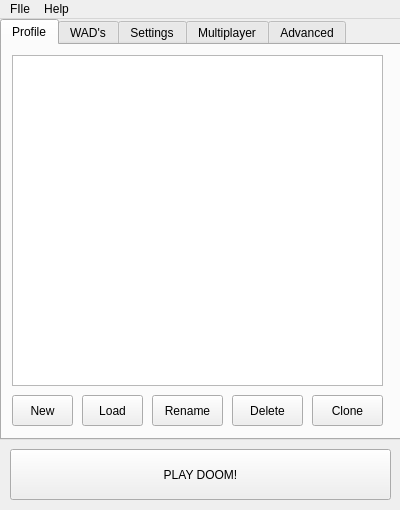
This is scr/mainwindow.ui in VolkMilit/ChickenLauncher as Qt 5 draws it before an edit. The edited form follows.
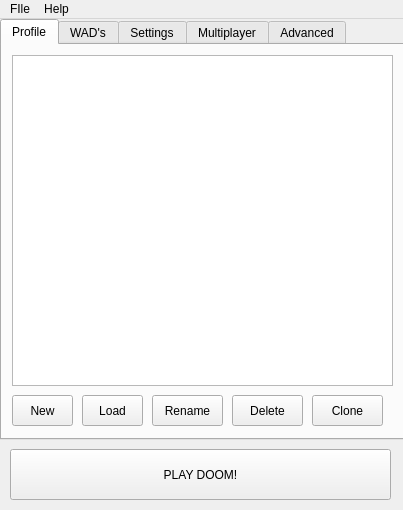
This is the edited form. The open tabs and pages were chosen to show the change. Icons and pictures are not drawn.

What changed in the file:
```diff
--- a/scr/mainwindow.ui
+++ b/scr/mainwindow.ui
@@ -6,7 +6,7 @@
    <rect>
     <x>0</x>
     <y>0</y>
-    <width>400</width>
+    <width>403</width>
     <height>510</height>
    </rect>
   </property>
@@ -23,7 +23,7 @@
      <rect>
       <x>0</x>
       <y>0</y>
-      <width>401</width>
+      <width>411</width>
       <height>421</height>
      </rect>
     </property>
@@ -39,7 +39,7 @@
        <rect>
         <x>10</x>
         <y>10</y>
-        <width>371</width>
+        <width>381</width>
         <height>331</height>
        </rect>
       </property>
@@ -1046,7 +1046,7 @@
     <rect>
      <x>0</x>
      <y>0</y>
-     <width>400</width>
+     <width>403</width>
      <height>22</height>
     </rect>
    </property>
```
